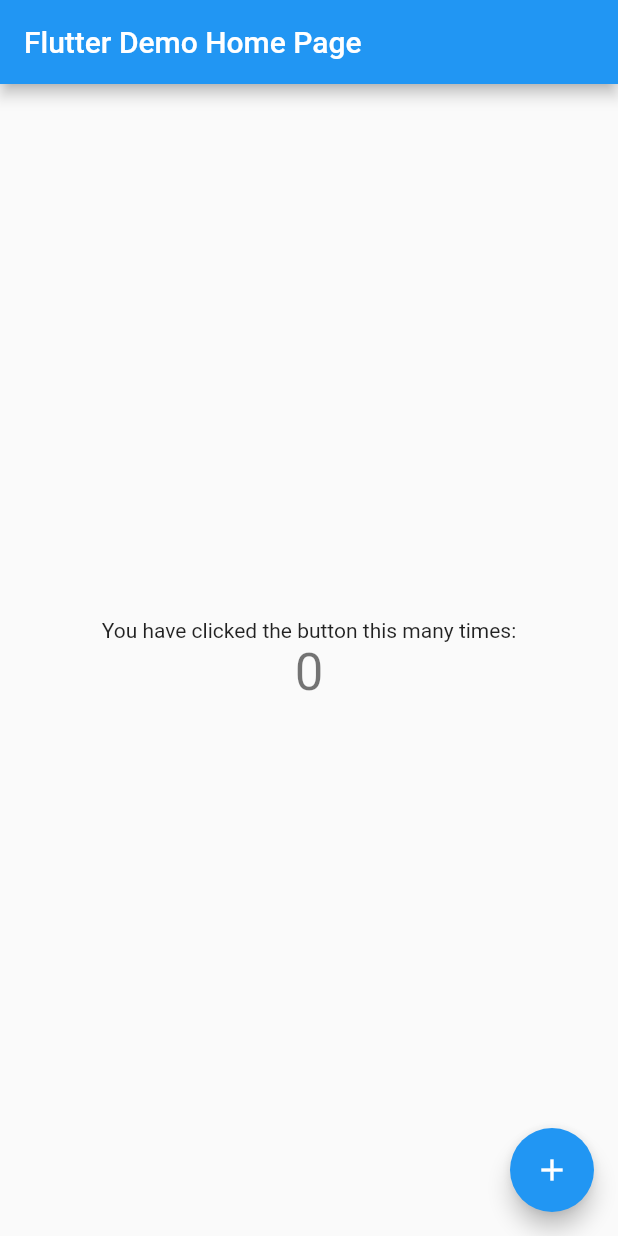
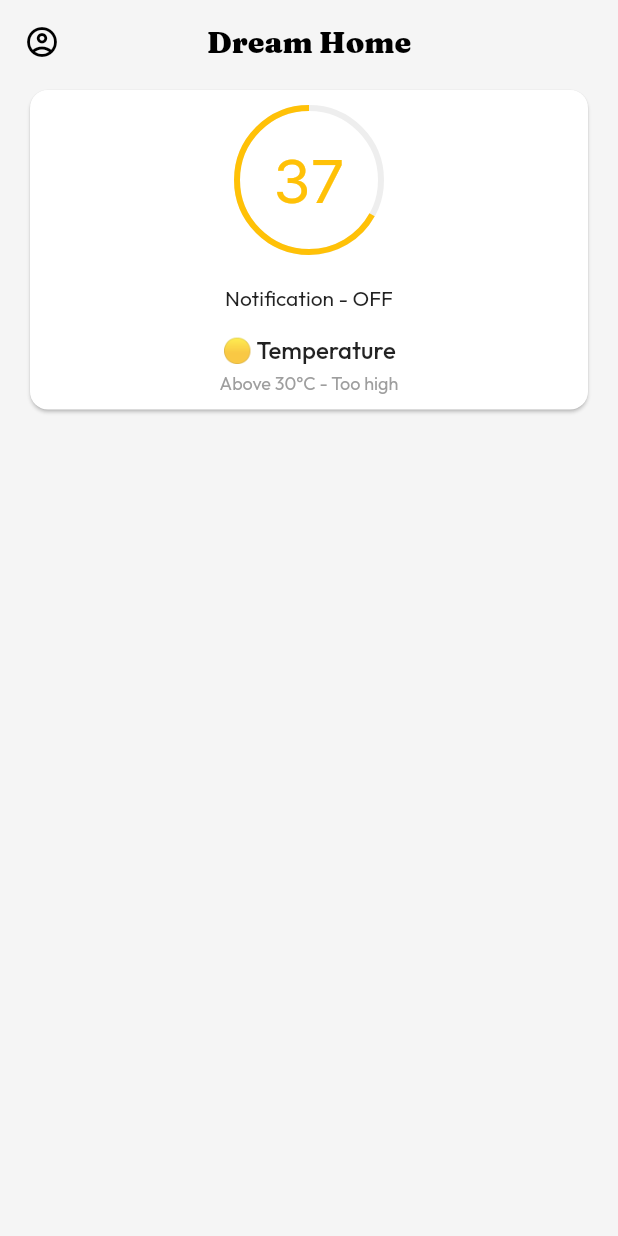
Before and after one commit to dadn-dream-home/app, a Flutter app: the screen it shows after launch, on a phone screen of 412 x 824 dp. Run offline on Flutter 3.47's test engine with Material 2 defaults, Android fonts, the phone set to English and light mode, and no system bars; our stand-ins replace google_fonts.

Commit message:
add temperature gauge

```diff
--- /dev/null
+++ b/lib/dashboard.dart
@@ -0,0 +1,76 @@
+import 'package:dream_home/dashboard/gauge.dart';
+import 'package:flutter/material.dart';
+import 'package:google_fonts/google_fonts.dart';
+
+class Dashboard extends StatelessWidget {
+  const Dashboard({super.key});
+
+  @override
+  Widget build(BuildContext context) {
+    return Scaffold(
+      appBar: AppBar(
+        centerTitle: true,
+        leading: const Icon(Icons.account_circle_outlined),
+        title: const Text(
+          "Dream Home",
+          style: TextStyle(fontWeight: FontWeight.w900),
+        ),
+        titleTextStyle: GoogleFonts.fraunces(
+          fontSize: 20,
+          color: Colors.black,
+        ),
+        backgroundColor: Colors.transparent,
+        shadowColor: Colors.transparent,
+      ),
+      backgroundColor: Colors.grey[100],
+      body: Container(
+        padding: const EdgeInsetsDirectional.symmetric(horizontal: 16),
+        child: Column(
+          crossAxisAlignment: CrossAxisAlignment.stretch,
+          children: const [TemperatureCard()],
+        ),
+      ),
+    );
+  }
+}
+
+class TemperatureCard extends StatelessWidget {
+  const TemperatureCard({super.key});
+
+  @override
+  Widget build(BuildContext context) {
+    return Card(
+      shape: RoundedRectangleBorder(
+        borderRadius: BorderRadius.circular(12.0),
+      ),
+      child: Container(
+          padding: const EdgeInsetsDirectional.symmetric(vertical: 10),
+          child:
+              Column(crossAxisAlignment: CrossAxisAlignment.center, children: [
+            const SizedBox(
+              width: 100,
+              height: 100,
+              child: Gauge(),
+            ),
+            Container(
+              margin: const EdgeInsetsDirectional.only(top: 20.0),
+              child: const Text("Notification - OFF"),
+            ),
+            Container(
+              margin: const EdgeInsetsDirectional.only(top: 15.0),
+              child: const Text(
+                "🟡 Temperature",
+                style: TextStyle(fontSize: 16, fontWeight: FontWeight.w500),
+              ),
+            ),
+            Container(
+              margin: const EdgeInsetsDirectional.only(top: 5.0),
+              child: const Text(
+                "Above 30°C - Too high",
+                style: TextStyle(fontSize: 12, color: Colors.grey),
+              ),
+            ),
+          ])),
+    );
+  }
+}
--- /dev/null
+++ b/lib/dashboard/gauge.dart
@@ -0,0 +1,61 @@
+import 'package:flutter/material.dart';
+import 'package:google_fonts/google_fonts.dart';
+import 'package:vector_math/vector_math.dart' as vmath;
+
+class Gauge extends StatelessWidget {
+  const Gauge({super.key});
+
+  @override
+  Widget build(BuildContext context) {
+    return CustomPaint(
+      painter: _MyPainter(),
+      child: Container(),
+    );
+  }
+}
+
+class _MyPainter extends CustomPainter {
+  @override
+  void paint(Canvas canvas, Size size) {
+    drawArc(canvas, size, toPercent: 100, color: Colors.grey[200]!);
+    drawArc(canvas, size, toPercent: 67, color: Colors.amber);
+
+    final textPainter = TextPainter(
+      text: TextSpan(
+        text: "37",
+        style: GoogleFonts.inter(
+            textStyle: const TextStyle(color: Colors.amber, fontSize: 40)),
+      ),
+      textDirection: TextDirection.ltr,
+      textAlign: TextAlign.center,
+    )..layout();
+
+    textPainter.paint(
+      canvas,
+      Alignment.center.inscribe(textPainter.size, Offset.zero & size).topLeft,
+    );
+  }
+
+  @override
+  bool shouldRepaint(covariant CustomPainter oldDelegate) => false;
+
+  void drawArc(Canvas canvas, Size size,
+      {required double toPercent, required Color color}) {
+    final center = size.center(Offset.zero);
+
+    canvas.drawArc(
+      Rect.fromCenter(
+        center: center,
+        width: size.width - 4,
+        height: size.height - 4,
+      ),
+      vmath.radians(270),
+      vmath.radians(-360 * toPercent / 100),
+      false,
+      Paint()
+        ..style = PaintingStyle.stroke
+        ..color = color
+        ..strokeWidth = 4,
+    );
+  }
+}
--- a/lib/main.dart
+++ b/lib/main.dart
@@ -1,4 +1,6 @@
+import 'package:dream_home/dashboard.dart';
 import 'package:flutter/material.dart';
+import 'package:google_fonts/google_fonts.dart';
 
 void main() {
   runApp(const MyApp());
@@ -13,103 +15,10 @@ class MyApp extends StatelessWidget {
     return MaterialApp(
       title: 'Flutter Demo',
       theme: ThemeData(
-        // This is the theme of your application.
-        //
-        // Try running your application with "flutter run". You'll see the
-        // application has a blue toolbar. Then, without quitting the app, try
-        // changing the primarySwatch below to Colors.green and then invoke
-        // "hot reload" (press "r" in the console where you ran "flutter run",
-        // or simply save your changes to "hot reload" in a Flutter IDE).
-        // Notice that the counter didn't reset back to zero; the application
-        // is not restarted.
-        primarySwatch: Colors.blue,
+        primarySwatch: Colors.orange,
+        textTheme: GoogleFonts.outfitTextTheme(),
       ),
-      home: const MyHomePage(title: 'Flutter Demo Home Page'),
+      home: const Dashboard(),
     );
   }
 }
-
-class MyHomePage extends StatefulWidget {
-  const MyHomePage({super.key, required this.title});
-
-  // This widget is the home page of your application. It is stateful, meaning
-  // that it has a State object (defined below) that contains fields that affect
-  // how it looks.
-
-  // This class is the configuration for the state. It holds the values (in this
-  // case the title) provided by the parent (in this case the App widget) and
-  // used by the build method of the State. Fields in a Widget subclass are
-  // always marked "final".
-
-  final String title;
-
-  @override
-  State<MyHomePage> createState() => _MyHomePageState();
-}
-
-class _MyHomePageState extends State<MyHomePage> {
-  int _counter = 0;
-
-  void _incrementCounter() {
-    setState(() {
-      // This call to setState tells the Flutter framework that something has
-      // changed in this State, which causes it to rerun the build method below
-      // so that the display can reflect the updated values. If we changed
-      // _counter without calling setState(), then the build method would not be
-      // called again, and so nothing would appear to happen.
-      _counter++;
-    });
-  }
-
-  @override
-  Widget build(BuildContext context) {
-    // This method is rerun every time setState is called, for instance as done
-    // by the _incrementCounter method above.
-    //
-    // The Flutter framework has been optimized to make rerunning build methods
-    // fast, so that you can just rebuild anything that needs updating rather
-    // than having to individually change instances of widgets.
-    return Scaffold(
-      appBar: AppBar(
-        // Here we take the value from the MyHomePage object that was created by
-        // the App.build method, and use it to set our appbar title.
-        title: Text(widget.title),
-      ),
-      body: Center(
-        // Center is a layout widget. It takes a single child and positions it
-        // in the middle of the parent.
-        child: Column(
-          // Column is also a layout widget. It takes a list of children and
-          // arranges them vertically. By default, it sizes itself to fit its
-          // children horizontally, and tries to be as tall as its parent.
-          //
-          // Invoke "debug painting" (press "p" in the console, choose the
-          // "Toggle Debug Paint" action from the Flutter Inspector in Android
-          // Studio, or the "Toggle Debug Paint" command in Visual Studio Code)
-          // to see the wireframe for each widget.
-          //
-          // Column has various properties to control how it sizes itself and
-          // how it positions its children. Here we use mainAxisAlignment to
-          // center the children vertically; the main axis here is the vertical
-          // axis because Columns are vertical (the cross axis would be
-          // horizontal).
-          mainAxisAlignment: MainAxisAlignment.center,
-          children: <Widget>[
-            const Text(
-              'You have clicked the button this many times:',
-            ),
-            Text(
-              '$_counter',
-              style: Theme.of(context).textTheme.headlineMedium,
-            ),
-          ],
-        ),
-      ),
-      floatingActionButton: FloatingActionButton(
-        onPressed: _incrementCounter,
-        tooltip: 'Increment',
-        child: const Icon(Icons.add),
-      ), // This trailing comma makes auto-formatting nicer for build methods.
-    );
-  }
-}
--- a/pubspec.yaml
+++ b/pubspec.yaml
@@ -35,6 +35,8 @@ dependencies:
   # The following adds the Cupertino Icons font to your application.
   # Use with the CupertinoIcons class for iOS style icons.
   cupertino_icons: ^1.0.2
+  google_fonts: ^4.0.3
+  vector_math: ^2.1.4
 
 dev_dependencies:
   flutter_test:
```
Also changed, not shown: pubspec.lock, 1 other file.
